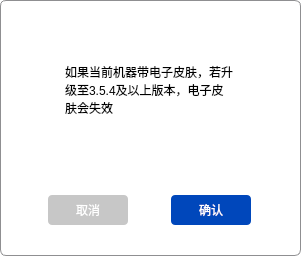
Before: the Qt Designer form code/UpgradeIsOldElectronicSkinWidget.ui in Dobot-Arm/DRobotMaintenanceTool, drawn with Qt 5.
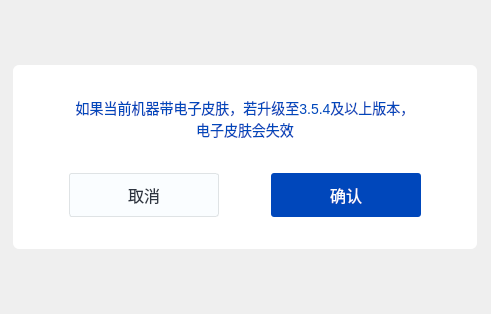
After: the same form once the commit is applied.

Diff of the .ui file:
```diff
--- a/code/UpgradeIsOldElectronicSkinWidget.ui
+++ b/code/UpgradeIsOldElectronicSkinWidget.ui
@@ -6,104 +6,179 @@
    <rect>
     <x>0</x>
     <y>0</y>
-    <width>301</width>
-    <height>256</height>
+    <width>491</width>
+    <height>314</height>
    </rect>
   </property>
+  <property name="maximumSize">
+   <size>
+    <width>16777215</width>
+    <height>16777215</height>
+   </size>
+  </property>
   <property name="windowTitle">
    <string>Form</string>
   </property>
   <property name="styleSheet">
-   <string notr="true">QWidget{
-  	border: 1px solid #8f8f91;
+   <string notr="true"/>
+  </property>
+  <layout class="QGridLayout" name="gridLayout">
+   <item row="0" column="0">
+    <widget class="QWidget" name="widget" native="true">
+     <property name="sizePolicy">
+      <sizepolicy hsizetype="Fixed" vsizetype="Fixed">
+       <horstretch>0</horstretch>
+       <verstretch>0</verstretch>
+      </sizepolicy>
+     </property>
+     <property name="minimumSize">
+      <size>
+       <width>464</width>
+       <height>184</height>
+      </size>
+     </property>
+     <property name="maximumSize">
+      <size>
+       <width>464</width>
+       <height>184</height>
+      </size>
+     </property>
+     <property name="styleSheet">
+      <string notr="true">.QWidget{
+  	border: none;
   	border-radius:6px;
 	background-color: rgb(255, 255, 255);
 }</string>
   </property>
   <layout class="QVBoxLayout" name="verticalLayout">
-   <item alignment="Qt::AlignHCenter">
+      <property name="spacing">
+       <number>0</number>
+      </property>
+      <property name="leftMargin">
+       <number>56</number>
+      </property>
+      <property name="topMargin">
+       <number>0</number>
+      </property>
+      <property name="rightMargin">
+       <number>56</number>
+      </property>
+      <property name="bottomMargin">
+       <number>32</number>
+      </property>
+      <item>
     <widget class="QLabel" name="label">
+        <property name="sizePolicy">
+         <sizepolicy hsizetype="Preferred" vsizetype="Fixed">
+          <horstretch>0</horstretch>
+          <verstretch>0</verstretch>
+         </sizepolicy>
+        </property>
      <property name="minimumSize">
       <size>
-       <width>170</width>
-       <height>0</height>
+          <width>0</width>
+          <height>108</height>
+         </size>
+        </property>
+        <property name="maximumSize">
+         <size>
+          <width>16777215</width>
+          <height>108</height>
       </size>
      </property>
      <property name="styleSheet">
-      <string notr="true">border:none;</string>
+         <string notr="true">font-size: 14px;
+font-weight: normal;
+color: #0047BB;</string>
      </property>
      <property name="text">
       <string>&lt;html&gt;&lt;head/&gt;&lt;body&gt;&lt;p&gt;如果当前机器带电子皮肤，若升级至3.5.4及以上版本，电子皮肤会失效&lt;/p&gt;&lt;/body&gt;&lt;/html&gt;</string>
      </property>
+        <property name="alignment">
+         <set>Qt::AlignCenter</set>
+        </property>
      <property name="wordWrap">
       <bool>true</bool>
      </property>
     </widget>
    </item>
-   <item>
-    <spacer name="verticalSpacer_2">
-     <property name="orientation">
-      <enum>Qt::Vertical</enum>
-     </property>
-     <property name="sizeType">
-      <enum>QSizePolicy::Fixed</enum>
-     </property>
-     <property name="sizeHint" stdset="0">
-      <size>
-       <width>20</width>
-       <height>20</height>
-      </size>
-     </property>
-    </spacer>
-   </item>
    <item>
     <layout class="QHBoxLayout" name="horizontalLayout">
+        <property name="spacing">
+         <number>0</number>
+        </property>
      <item>
       <widget class="QPushButton" name="btnCancel">
+          <property name="sizePolicy">
+           <sizepolicy hsizetype="Fixed" vsizetype="Fixed">
+            <horstretch>0</horstretch>
+            <verstretch>0</verstretch>
+           </sizepolicy>
+          </property>
        <property name="minimumSize">
         <size>
-         <width>80</width>
-         <height>30</height>
+            <width>150</width>
+            <height>44</height>
         </size>
        </property>
        <property name="maximumSize">
         <size>
-         <width>80</width>
-         <height>30</height>
+            <width>150</width>
+            <height>44</height>
         </size>
        </property>
        <property name="styleSheet">
-        <string notr="true">border: 0.5px solid #C6C9D7;
-border-radius: 4px;
-background-color: #C7C7C7;
-color: rgb(255, 255, 255);
-border:none;</string>
+           <string notr="true">border-radius: 3px;
+background: #FAFDFF;
+border: 1px solid #DFE3E5;
+font-size: 16px;
+font-weight: normal;
+color: #2D3440;</string>
        </property>
        <property name="text">
         <string>取消</string>
        </property>
       </widget>
      </item>
+        <item>
+         <spacer name="horizontalSpacer">
+          <property name="orientation">
+           <enum>Qt::Horizontal</enum>
+          </property>
+          <property name="sizeHint" stdset="0">
+           <size>
+            <width>40</width>
+            <height>20</height>
+           </size>
+          </property>
+         </spacer>
+        </item>
      <item>
       <widget class="QPushButton" name="btnConfirm">
+          <property name="sizePolicy">
+           <sizepolicy hsizetype="Fixed" vsizetype="Fixed">
+            <horstretch>0</horstretch>
+            <verstretch>0</verstretch>
+           </sizepolicy>
+          </property>
        <property name="minimumSize">
         <size>
-         <width>80</width>
-         <height>30</height>
+            <width>150</width>
+            <height>44</height>
         </size>
        </property>
        <property name="maximumSize">
         <size>
-         <width>80</width>
-         <height>30</height>
+            <width>150</width>
+            <height>44</height>
         </size>
        </property>
        <property name="styleSheet">
-        <string notr="true">border: 0.5px solid #C6C9D7;
-border-radius: 4px;
-background-color: #0047BB;
-color: rgb(255, 255, 255);
-border:none;</string>
+           <string notr="true">background: #0047BB;
+border-radius: 3px;
+font-size: 16px;
+font-weight: normal;
+color: #FAFDFF;</string>
        </property>
        <property name="text">
         <string>确认</string>
@@ -112,21 +187,8 @@
      </item>
     </layout>
    </item>
-   <item>
-    <spacer name="verticalSpacer">
-     <property name="orientation">
-      <enum>Qt::Vertical</enum>
-     </property>
-     <property name="sizeType">
-      <enum>QSizePolicy::Fixed</enum>
-     </property>
-     <property name="sizeHint" stdset="0">
-      <size>
-       <width>20</width>
-       <height>20</height>
-      </size>
-     </property>
-    </spacer>
+     </layout>
+    </widget>
    </item>
   </layout>
  </widget>
```
Lines whose indentation alone changed are shown as unchanged.
